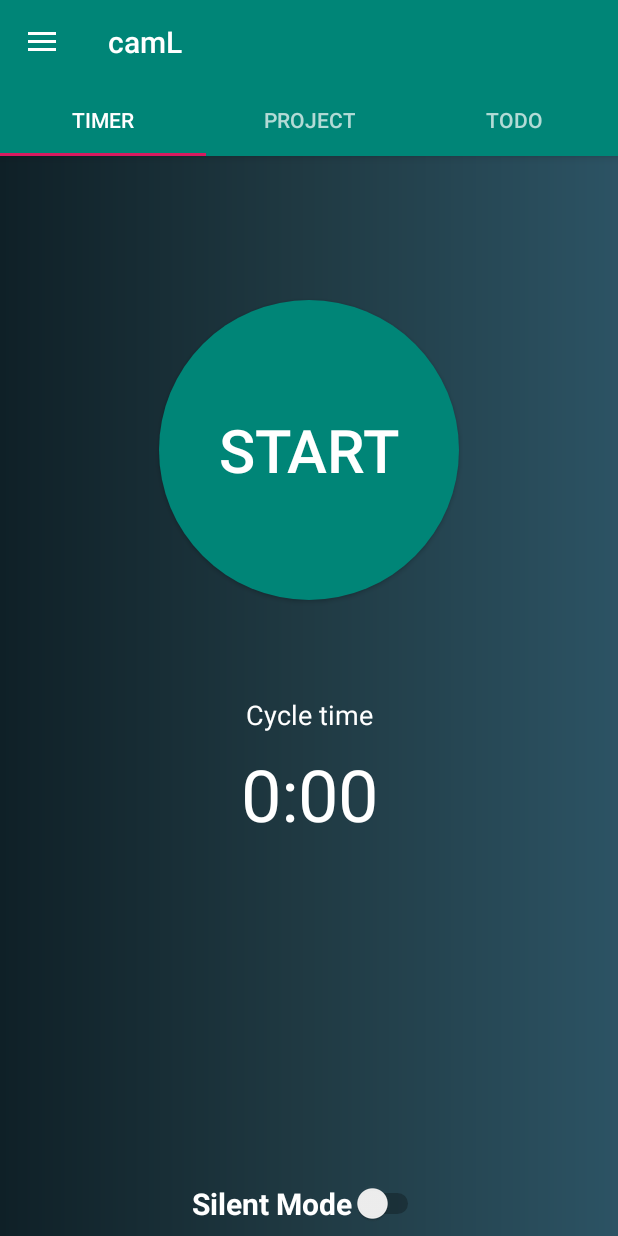
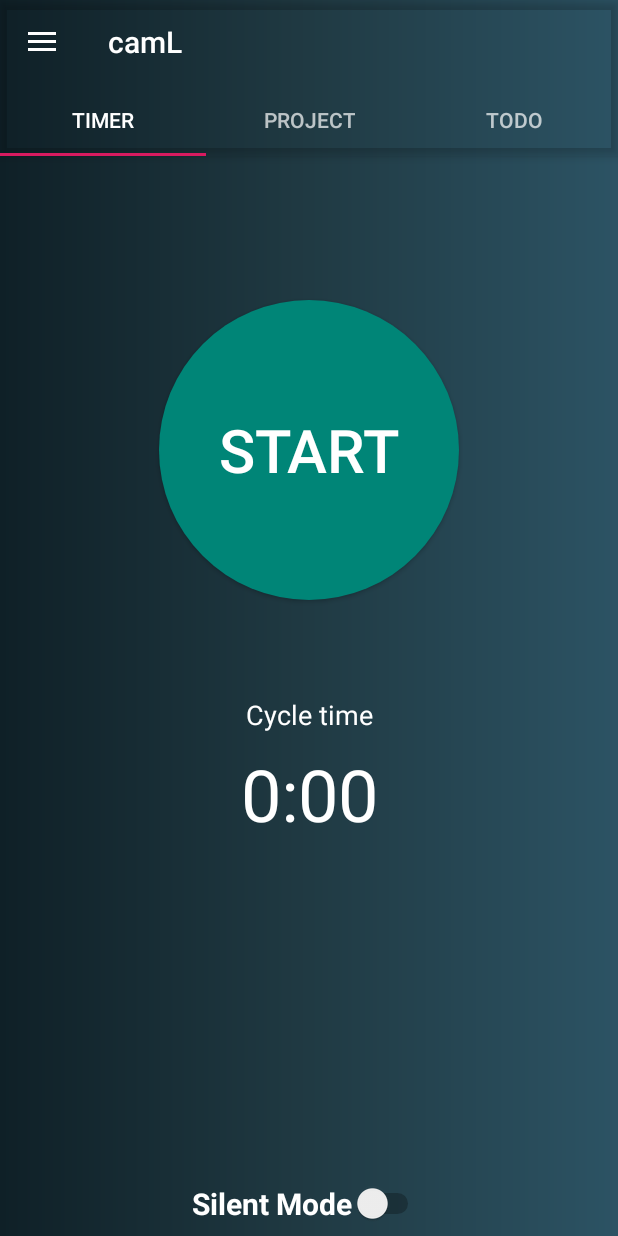
Before and after one commit to LouisBertin/8INF872_Pomodoro, an Android app: the screen it shows after launch (MainActivity), on a phone screen of 412 x 824 dp. Run offline under Robolectric (Android 15) with nearby library versions, the phone set to English and light mode, and no system bars; 1 statement that could not run was skipped.

Commit message:
transparent AppBar & Toolbar

```diff
--- a/app/src/main/res/layout/app_bar_main.xml
+++ b/app/src/main/res/layout/app_bar_main.xml
@@ -9,13 +9,14 @@
     <android.support.design.widget.AppBarLayout
         android:layout_width="match_parent"
         android:layout_height="wrap_content"
+        android:background="@android:color/transparent"
         android:theme="@style/AppTheme.AppBarOverlay">
 
         <android.support.v7.widget.Toolbar
             android:id="@+id/toolbar"
             android:layout_width="match_parent"
             android:layout_height="?attr/actionBarSize"
-            android:background="?attr/colorPrimary"
+            android:background="@android:color/transparent"
             app:popupTheme="@style/AppTheme.PopupOverlay" />
 
         <android.support.design.widget.TabLayout
--- a/app/src/main/res/values/colors.xml
+++ b/app/src/main/res/values/colors.xml
@@ -4,4 +4,5 @@
     <color name="colorPrimaryDark">#00574B</color>
     <color name="colorAccent">#d81b60</color>
     <color name="colorWhite">#ffffff</color>
+    <color name="backgroundMain">#80000000</color>
 </resources>
```
